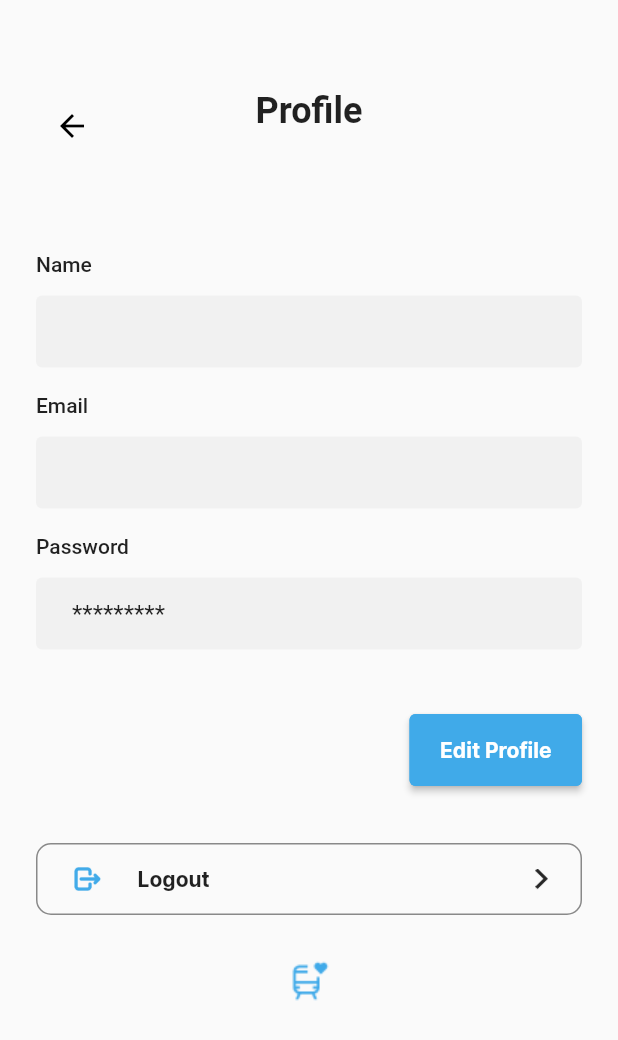
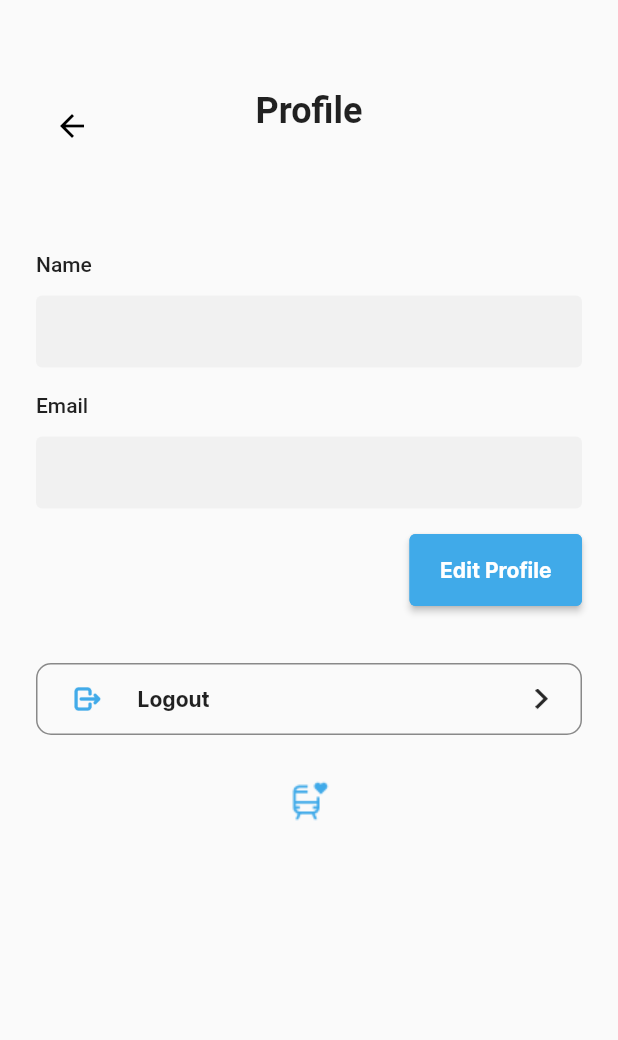
Before and after one commit to fullvelocity1/MPPL-Kel2, a Flutter app: the ProfileInfo screen opened directly, on a phone screen of 412 x 824 dp. Shown: the top 1040 px of the screen. Run offline on Flutter 3.47's test engine with Material 2 defaults, Android fonts, the phone set to English and light mode, and no system bars; our stand-ins replace cloud_firestore, dropdown_search, firebase_auth, firebase_core; missing offline and left inert: dijkstra; accounts and stored records are empty.

Commit message:
minor auth fix

```diff
--- a/lib/screens/login/register_screen.dart
+++ b/lib/screens/login/register_screen.dart
@@ -250,7 +250,7 @@ class _RegisterState extends State<Register> {
     ScaffoldMessenger.of(context).showSnackBar(snackbar);
     Future.delayed(
         const Duration(seconds: 1),
-        () => Navigator.push(
+        () => Navigator.pushReplacement(
               context,
               MaterialPageRoute(builder: (context) => Auth()),
             ));
--- a/lib/screens/profile/profile_info.dart
+++ b/lib/screens/profile/profile_info.dart
@@ -143,43 +143,43 @@ class _ProfileInfoState extends State<ProfileInfo> {
               const SizedBox(
                 height: 17,
               ),
-              // Text Field Password Profile
-              const Align(
-                alignment: Alignment.topLeft,
-                child: Text(
-                  "Password",
-                  style: TextStyle(
-                    fontSize: 14,
-                    fontWeight: FontWeight.w500,
-                  ),
-                ),
-              ),
-              const SizedBox(
-                height: 13,
-              ),
-              Container(
-                height: 48,
-                width: size,
-                decoration: const BoxDecoration(
-                    borderRadius: BorderRadius.all(Radius.circular(4)),
-                    color: Color.fromRGBO(37, 37, 37, 0.04)),
-                child: Align(
-                  alignment: Alignment.centerLeft,
-                  child: Padding(
-                    padding: const EdgeInsets.symmetric(horizontal: 24),
-                    child: Text(
-                      "*********",
-                      style: const TextStyle(
-                        fontSize: 16,
-                        fontWeight: FontWeight.w400,
-                      ),
-                    ),
-                  ),
-                ),
-              ),
-              const SizedBox(
-                height: 43,
-              ),
+              // // Text Field Password Profile
+              // const Align(
+              //   alignment: Alignment.topLeft,
+              //   child: Text(
+              //     "Password",
+              //     style: TextStyle(
+              //       fontSize: 14,
+              //       fontWeight: FontWeight.w500,
+              //     ),
+              //   ),
+              // ),
+              // const SizedBox(
+              //   height: 13,
+              // ),
+              // Container(
+              //   height: 48,
+              //   width: size,
+              //   decoration: const BoxDecoration(
+              //       borderRadius: BorderRadius.all(Radius.circular(4)),
+              //       color: Color.fromRGBO(37, 37, 37, 0.04)),
+              //   child: Align(
+              //     alignment: Alignment.centerLeft,
+              //     child: Padding(
+              //       padding: const EdgeInsets.symmetric(horizontal: 24),
+              //       child: Text(
+              //         "*********",
+              //         style: const TextStyle(
+              //           fontSize: 16,
+              //           fontWeight: FontWeight.w400,
+              //         ),
+              //       ),
+              //     ),
+              //   ),
+              // ),
+              // const SizedBox(
+              //   height: 43,
+              // ),
               // Edit Profile Button
               Align(
                 alignment: Alignment.centerRight,
```
